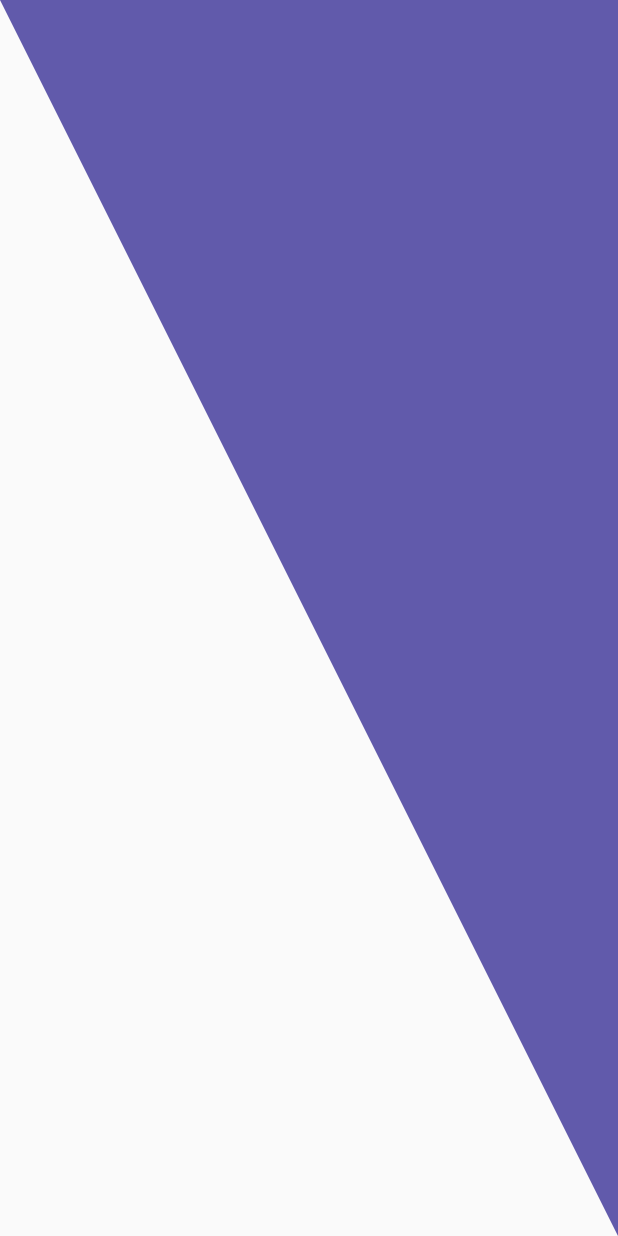
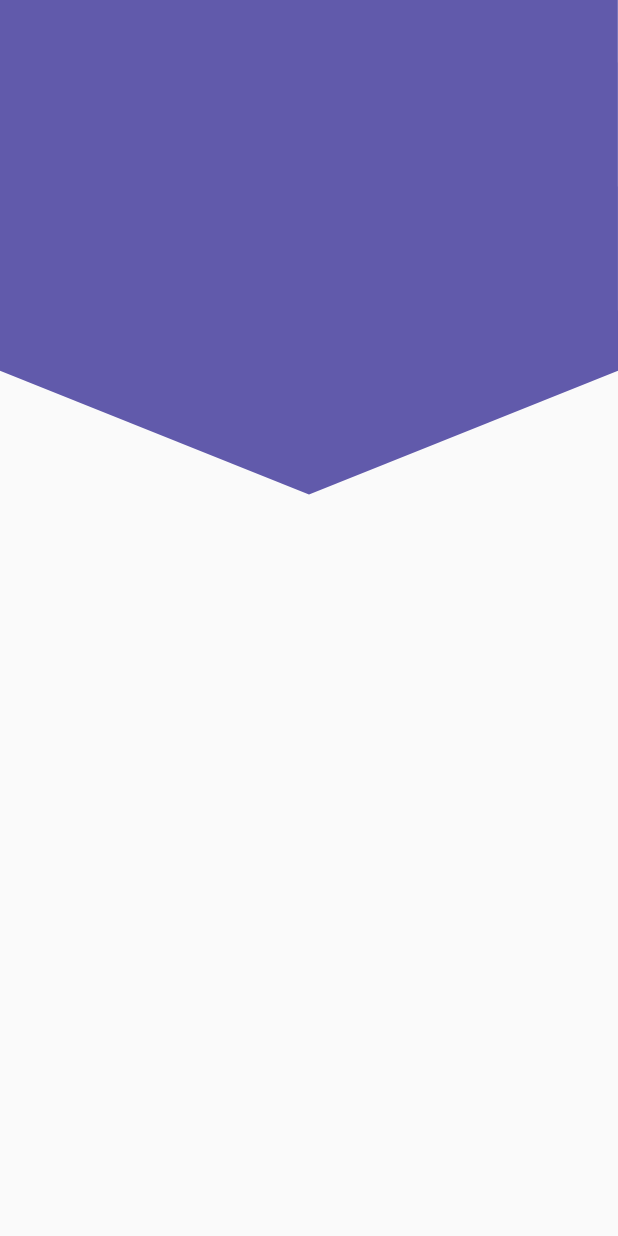
Before and after one commit to dimafema/Flutter_UI, a Flutter app: the screen it shows after launch, on a phone screen of 412 x 824 dp. Run offline on Flutter 3.47's test engine with Material 2 defaults, Android fonts, the phone set to English and light mode, and no system bars.

Commit message:
26-06-2020-iMac

```diff
--- a/diseno_app/lib/src/pages/headers_page.dart
+++ b/diseno_app/lib/src/pages/headers_page.dart
@@ -7,7 +7,7 @@ class HeaderPage extends StatelessWidget {
   @override
   Widget build(BuildContext context) {
     return Scaffold(
-      body: Headertriangulo(),
+      body: Headertriangulo1(),
     );
   }
 }
--- a/diseno_app/lib/src/widgets/headers.dart
+++ b/diseno_app/lib/src/widgets/headers.dart
@@ -103,3 +103,40 @@ class _HeaderTrianguloPaiter extends CustomPainter {
     return true;
   }
 }
+
+class Headertriangulo1 extends StatelessWidget {
+  @override
+  Widget build(BuildContext context) {
+    return Container(
+      height: double.infinity, //debemos dar al container todo el alto del dispositivo y..
+      width:  double.infinity, //todo el ancho del dispositivo
+      //color:  Color(0xff615AAB),
+      child: CustomPaint(
+        painter: _HeaderTrianguloPaiter1(),
+      ),
+    );
+  }
+}
+
+class _HeaderTrianguloPaiter1 extends CustomPainter {
+  @override
+  void paint(Canvas canvas, Size size) {
+    final lapiz = new Paint();
+    lapiz.color =       Color(0xff615AAB);
+    lapiz.style =       PaintingStyle.fill;
+    lapiz.strokeWidth = 15;
+    final path = Path();
+
+    path.lineTo(0,size.height*0.3);
+    path.lineTo(size.width*0.5, size.height*0.4);
+    path.lineTo(size.width*1, size.height*0.3);
+    path.lineTo(size.width*0, size.height*-1000);
+    canvas.drawPath(path, lapiz);
+
+
+  }
+@override
+  bool shouldRepaint(CustomPainter oldDelegate) {
+    return true;
+  }
+}
```
Also changed, not shown: diseno_app/pubspec.lock, 12 other files.
